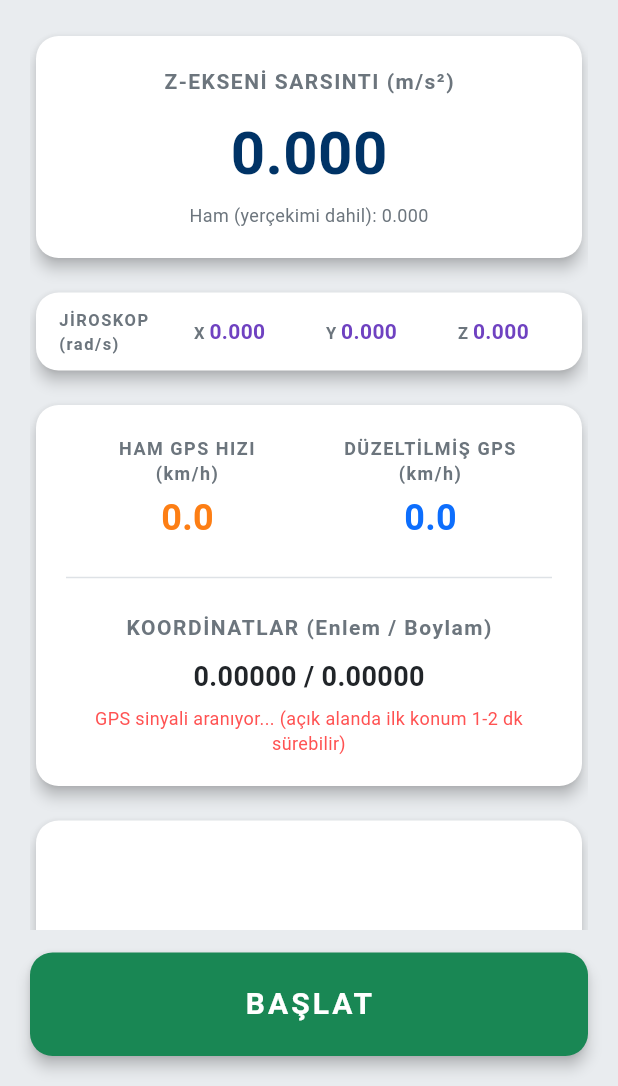
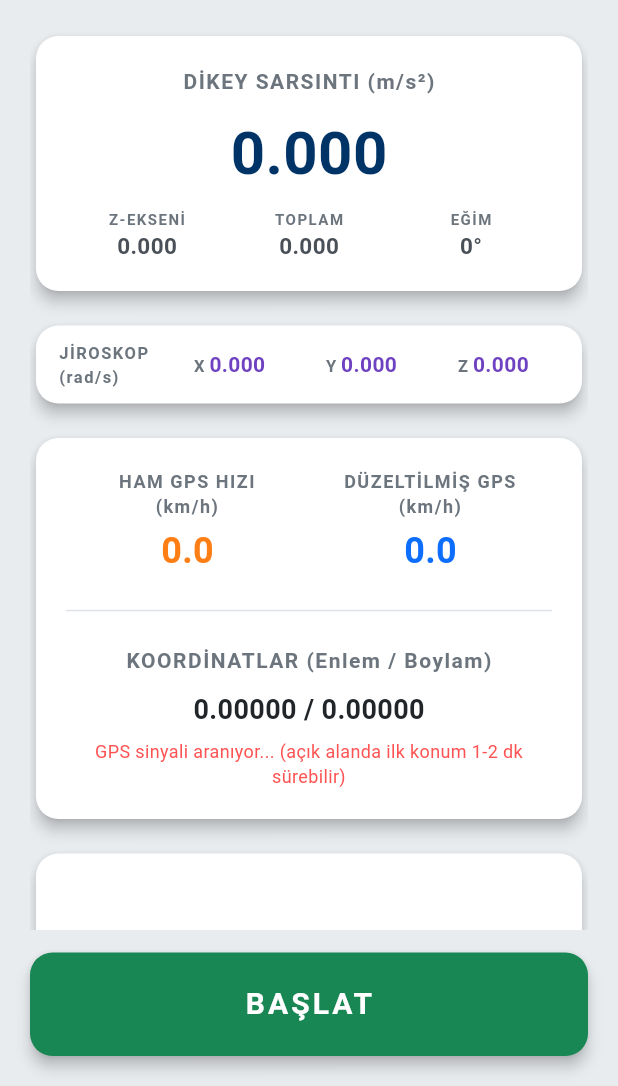
Before and after one commit to UirosRios/kaan-usta, a Flutter app: the screen it shows after launch, on a phone screen of 412 x 824 dp, the part 150-1236 px from its top. Run offline on Flutter 3.47's test engine with Material 3 defaults, Android fonts, the phone set to English and light mode, and no system bars; our stand-ins replace flutter_map, geolocator, latlong2, sensors_plus, share_plus, wakelock_plus; network calls fail.

Commit message:
Telefon açısından bağımsız dikey sarsıntı
İvmenin üç ekseni 0,4 Hz yüksek geçiren filtreden geçirilir; ham ivme −
titreşim yerçekimi yönünü verir ve dikey sarsıntı titreşimin bu yöne
izdüşümü olarak hesaplanır. Böylece telefonun yatay takılması gerekmez.
Ana ekranda büyük sayı dikey sarsıntı; altında küçük olarak Z-ekseni,
toplam sarsıntı ve eğim gösterilir. CSV'ye Dikey_Net, Dikey_RMS,
Dikey_Min, Dikey_Max, Toplam_RMS ve Egim_derece eklendi; Z sütunları
korunur, Z_Ornek_Sayisi Ivme_Ornek_Sayisi oldu.

Co-Authored-By: Claude Opus 5.5 <noreply@anthropic.com>
Claude-Session: https://claude.ai/code/session_01FvWZMbA4BccxjfAmfRcXCL

```diff
--- a/lib/about_page.dart
+++ b/lib/about_page.dart
@@ -37,11 +37,14 @@ class AboutPage extends StatelessWidget {
           const _InfoCard(
             title: '1. İvmeölçer (sarsıntı)',
             lines: [
-              'Ölçtüğü: Ekrana dik (Z) eksendeki ivme, m/s². Ham değere yerçekimi dahildir; telefon düz dururken ≈ 9,81.',
-              'Yerçekimi giderme: ham Z, 0,4 Hz kesim frekanslı birinci dereceden yüksek geçiren filtreden (bilineer dönüşüm) geçirilir (0,4 Hz = ISO 2631-1 alt bant sınırı). Sonuç (Z_Net) hareketsizken ≈ 0 olur. Filtre ilk ~2 saniyede oturur.',
-              'Örnekleme: ~50 Hz istenir (gerçek sayı CSV\'de Z_Ornek_Sayisi).',
-              'Ekranda: Z-EKSENİ SARSINTI (büyük sayı Z_Net, altında ham değer)',
-              'CSV: Z_Net, Z_Ham, Z_Ham_Ort, Z_Net_RMS, Z_Net_Min, Z_Net_Max, Z_Ornek_Sayisi',
+              'Ölçtüğü: Üç eksendeki ivme (X, Y, Z), m/s². Ham değere yerçekimi dahildir; telefon düz dururken Z ≈ 9,81.',
+              'Yerçekimi giderme: her eksen 0,4 Hz kesim frekanslı birinci dereceden yüksek geçiren filtreden (bilineer dönüşüm) geçirilir (0,4 Hz = ISO 2631-1 alt bant sınırı). Filtre çıkışı titreşimdir; ham ivme − titreşim = yerçekimi, yani telefonun o anki "aşağı" yönü. Filtre ilk ~2 saniyede oturur.',
+              'DİKEY SARSINTI: titreşimin gerçek düşey yöndeki bileşeni. Telefon hangi açıda takılırsa takılsın aynı sarsıntı aynı değeri verir.',
+              'TOPLAM: üç eksendeki titreşimin büyüklüğü (dikey + yatay), yönden bağımsız.',
+              'Z-EKSENİ: yalnızca telefonun kendi Z ekseni (ekrana dik). Telefon yatay değilse düşey sarsıntının bir kısmını ölçer.',
+              'EĞİM: telefonun yataydan eğimi (ekran yukarı ve yatayken 0°).',
+              'Örnekleme: ~50 Hz istenir (gerçek sayı CSV\'de Ivme_Ornek_Sayisi).',
+              'CSV: Dikey_Net, Dikey_RMS, Dikey_Min, Dikey_Max, Toplam_RMS, Egim_derece, Z_Net, Z_Ham, Z_Ham_Ort, Z_Net_RMS, Z_Net_Min, Z_Net_Max, Ivme_Ornek_Sayisi',
             ],
           ),
           const _InfoCard(
@@ -91,8 +94,9 @@ class AboutPage extends StatelessWidget {
             lines: [
               'Her 0,5 saniyede bir CSV satırı yazılır (saniyede 2 satır).',
               'İvmeölçer ve jiroskop için o 0,5 sn içindeki tüm örneklerin istatistiği alınır.',
-              'Z_Net_RMS: yerçekimi çıkarılmış Z\'nin pencere içindeki RMS\'i = sarsıntı şiddeti.',
-              'Z_Ham_Ort: ham Z ortalaması ≈ yerçekiminin Z bileşeni; telefon eğildikçe 9,81\'den küçülür.',
+              'Dikey_RMS: dikey sarsıntının pencere içindeki RMS\'i = ana sarsıntı şiddeti ölçüsü.',
+              'Toplam_RMS: üç eksen titreşiminin RMS\'i. Egim_derece: pencere içindeki ortalama eğim.',
+              'Z_Net_RMS: yalnızca telefonun Z ekseni için aynı ölçü (telefon yatayken Dikey_RMS ile aynıdır).',
               'Doğruluğu 50 m\'den kötü GPS konumları atılır.',
             ],
           ),
@@ -108,7 +112,8 @@ class AboutPage extends StatelessWidget {
           const _InfoCard(
             title: 'Montaj',
             lines: [
-              'Telefon gidona sabit bir tutucuyla, ekranı yukarı bakacak şekilde yatay takılmalıdır.',
+              'Telefon araca sıkıca sabitlenmelidir; açısı önemli değildir (dikey sarsıntı açıdan bağımsız hesaplanır). Gevşek tutucu veya cep/çanta ölçümü bozar.',
+              'Montaj açısı her kayıtta Egim_derece sütununa yazılır.',
               'Kayıt boyunca uygulama açık ve ön planda kalmalıdır (ekran otomatik kapanmaz).',
             ],
           ),
--- a/lib/main.dart
+++ b/lib/main.dart
@@ -38,7 +38,10 @@ class SensorDashboard extends StatefulWidget {
 class _SensorDashboardState extends State<SensorDashboard> with WidgetsBindingObserver {
   // Sensör ve Veri Değişkenleri
   double zAxis = 0.0; // Ham Z ivmesi (yerçekimi dahil)
-  double zNet = 0.0; // Yerçekimi çıkarılmış Z ivmesi = sarsıntı
+  double zNet = 0.0; // Yerçekimi çıkarılmış Z ivmesi (telefonun kendi ekseni)
+  double verticalNet = 0.0; // Dikey sarsıntı: titreşimin gerçek düşey (yerçekimi) yönündeki bileşeni
+  double totalNet = 0.0; // Toplam sarsıntı: üç eksendeki titreşimin büyüklüğü (yönden bağımsız)
+  double tiltDeg = 0.0; // Telefonun yataydan eğimi (derece); ekran yukarı ve yatayken 0
   double gyroX = 0.0, gyroY = 0.0, gyroZ = 0.0; // Jiroskop açısal hızı (rad/s)
   bool gyroAvailable = true;
   double currentLat = 0.0;
@@ -65,13 +68,17 @@ class _SensorDashboardState extends State<SensorDashboard> with WidgetsBindingOb
   // 2 Hz kayıtta tek anlık değer alınmasından doğan örtüşme (aliasing) olmasın.
   final List<double> _zWindow = [];
   final List<double> _zNetWindow = [];
+  final List<double> _verticalWindow = [];
+  final List<double> _totalWindow = [];
+  final List<double> _tiltWindow = [];
 
-  // YERÇEKİMİ GİDERME: ham Z, 0,4 Hz kesim frekanslı birinci dereceden yüksek geçiren filtreden geçirilir
-  // (bilineer / Tustin dönüşümü). Yerçekimi ve telefonun yavaş eğilmesi gibi sabit/yavaş bileşenler atılır,
-  // titreşim kalır. 0,4 Hz, ISO 2631-1 titreşim değerlendirmesinin alt bant sınırıdır.
+  // YERÇEKİMİ GİDERME: ivmenin üç ekseni de 0,4 Hz kesim frekanslı birinci dereceden yüksek geçiren filtreden
+  // geçirilir (bilineer / Tustin dönüşümü). Filtre çıkışı titreşimdir; ham ivme − titreşim = yerçekimi vektörü,
+  // yani telefonun o anki "aşağı" yönü. 0,4 Hz, ISO 2631-1 titreşim değerlendirmesinin alt bant sınırıdır.
   static const double gravityCutoffHz = 0.4;
   static const double _gravityTau = 1 / (2 * pi * gravityCutoffHz);
-  double? _prevZ;
+  List<double>? _prevAcc; // önceki ham ivme [x, y, z]
+  final List<double> _dynAcc = [0.0, 0.0, 0.0]; // titreşim bileşeni [x, y, z]
   DateTime? _lastAccelTime;
   // Aynı pencere içindeki jiroskop örnekleri [x, y, z]
   final List<List<double>> _gyroWindow = [];
@@ -85,7 +92,8 @@ class _SensorDashboardState extends State<SensorDashboard> with WidgetsBindingOb
 
   // Kayıt dosyası: satırlar 5 saniyede bir dosyaya eklenir (uygulama kapanırsa en fazla son 5 sn kaybolur)
   static const String _csvHeader = "Tarih_Saat,Enlem,Boylam,Ham_Hiz_kmh,Duzeltilmis_GPS_Hiz_kmh,"
-      "Z_Net,Z_Ham,Z_Ham_Ort,Z_Net_RMS,Z_Net_Min,Z_Net_Max,Z_Ornek_Sayisi,"
+      "Dikey_Net,Dikey_RMS,Dikey_Min,Dikey_Max,Toplam_RMS,Egim_derece,"
+      "Z_Net,Z_Ham,Z_Ham_Ort,Z_Net_RMS,Z_Net_Min,Z_Net_Max,Ivme_Ornek_Sayisi,"
       "Jiro_X_Ort,Jiro_Y_Ort,Jiro_Z_Ort,Jiro_Max_Bileske,"
       "GPS_Dogruluk_m,GPS_Yasi_s,Duzeltilmis_GPS_Yasi_s";
   File? _csvFile;
@@ -139,23 +147,41 @@ class _SensorDashboardState extends State<SensorDashboard> with WidgetsBindingOb
     // gameInterval = 20 ms (~50 Hz). Varsayılan (normalInterval) 200 ms olup sarsıntı için çok yavaştır.
     accelSubscription = accelerometerEventStream(samplingPeriod: SensorInterval.gameInterval).listen((AccelerometerEvent event) {
       zAxis = event.z;
+      final acc = [event.x, event.y, event.z];
 
-      // Yüksek geçiren filtre: y = k/(k+1)·(z − z_önceki) + (k−1)/(k+1)·y_önceki, k = 2τ/dt
+      // Her eksene yüksek geçiren filtre: y = k/(k+1)·(a − a_önceki) + (k−1)/(k+1)·y_önceki, k = 2τ/dt
       // İlk örnekte veya 1 sn'den uzun boşlukta sıfırlanır.
       final last = _lastAccelTime;
       _lastAccelTime = event.timestamp;
       final double dt = last == null ? 0 : event.timestamp.difference(last).inMicroseconds / 1e6;
-      if (_prevZ == null || dt <= 0 || dt > 1) {
-        zNet = 0.0;
+      if (_prevAcc == null || dt <= 0 || dt > 1) {
+        _dynAcc.fillRange(0, 3, 0.0);
       } else {
         final double k = 2 * _gravityTau / dt;
-        zNet = k / (k + 1) * (event.z - _prevZ!) + (k - 1) / (k + 1) * zNet;
+        for (int i = 0; i < 3; i++) {
+          _dynAcc[i] = k / (k + 1) * (acc[i] - _prevAcc![i]) + (k - 1) / (k + 1) * _dynAcc[i];
+        }
       }
-      _prevZ = event.z;
+      _prevAcc = acc;
+
+      // Yerçekimi vektörü = ham ivme − titreşim. Telefon hangi açıda durursa dursun gerçek düşeyi gösterir.
+      final double gx = acc[0] - _dynAcc[0], gy = acc[1] - _dynAcc[1], gz = acc[2] - _dynAcc[2];
+      final double gNorm = sqrt(gx * gx + gy * gy + gz * gz);
+      // Dikey sarsıntı: titreşimin yerçekimi yönüne izdüşümü (yukarı +)
+      verticalNet = gNorm > 0 ? (_dynAcc[0] * gx + _dynAcc[1] * gy + _dynAcc[2] * gz) / gNorm : 0.0;
+      // Toplam sarsıntı: titreşim vektörünün büyüklüğü
+      totalNet = sqrt(_dynAcc[0] * _dynAcc[0] + _dynAcc[1] * _dynAcc[1] + _dynAcc[2] * _dynAcc[2]);
+      // Eğim: telefonun Z ekseni (ekrana dik) ile gerçek düşey arasındaki açı
+      tiltDeg = gNorm > 0 ? acos((gz / gNorm).clamp(-1.0, 1.0)) * 180 / pi : 0.0;
+      // Z sarsıntısı (telefonun kendi ekseni): Z ekseninin titreşim bileşeni
+      zNet = _dynAcc[2];
 
       if (isRecording) {
         _zWindow.add(event.z);
         _zNetWindow.add(zNet);
+        _verticalWindow.add(verticalNet);
+        _totalWindow.add(totalNet);
+        _tiltWindow.add(tiltDeg);
       }
     });
 
@@ -332,6 +358,9 @@ class _SensorDashboardState extends State<SensorDashboard> with WidgetsBindingOb
 
     _zWindow.clear();
     _zNetWindow.clear();
+    _verticalWindow.clear();
+    _totalWindow.clear();
+    _tiltWindow.clear();
     _gyroWindow.clear();
 
     // Saniyede 2 kez (500 milisaniye) veri örnekleme
@@ -356,6 +385,23 @@ class _SensorDashboardState extends State<SensorDashboard> with WidgetsBindingOb
         zMax = netSamples.reduce(max);
       }
 
+      // Dikey sarsıntı (telefonun açısından bağımsız), toplam sarsıntı ve ortalama eğim
+      // Dikey_RMS: ana sarsıntı ölçüsü. Toplam_RMS: üç eksenin birlikte RMS'i (dikey + yatay titreşim)
+      final vSamples = List<double>.from(_verticalWindow);
+      final tSamples = List<double>.from(_totalWindow);
+      final tiltSamples = List<double>.from(_tiltWindow);
+      _verticalWindow.clear();
+      _totalWindow.clear();
+      _tiltWindow.clear();
+      double vRms = 0, vMin = 0, vMax = 0, tRms = 0, tiltMean = 0;
+      if (vSamples.isNotEmpty) {
+        vRms = sqrt(vSamples.map((v) => v * v).reduce((a, b) => a + b) / vSamples.length);
+        vMin = vSamples.reduce(min);
+        vMax = vSamples.reduce(max);
+        tRms = sqrt(tSamples.map((v) => v * v).reduce((a, b) => a + b) / tSamples.length);
+        tiltMean = tiltSamples.reduce((a, b) => a + b) / tiltSamples.length;
+      }
+
       // Pencere içindeki jiroskop istatistikleri (rad/s): eksen ortalamaları ve en büyük bileşke açısal hız
       // Jiroskop yoksa sütunlar boş bırakılır
       final gyroSamples = List<List<double>>.from(_gyroWindow);
@@ -377,6 +423,7 @@ class _SensorDashboardState extends State<SensorDashboard> with WidgetsBindingOb
       // O anki sensör verilerini CSV formatında virgülle ayırarak kaydet
       String timestamp = DateTime.now().toString();
       String row = "$timestamp,${currentLat.toStringAsFixed(6)},${currentLon.toStringAsFixed(6)},${currentRawSpeed.toStringAsFixed(2)},${currentFusedSpeed.toStringAsFixed(2)},"
+          "${verticalNet.toStringAsFixed(4)},${vRms.toStringAsFixed(4)},${vMin.toStringAsFixed(4)},${vMax.toStringAsFixed(4)},${tRms.toStringAsFixed(4)},${tiltMean.toStringAsFixed(1)},"
           "${zNet.toStringAsFixed(4)},${zAxis.toStringAsFixed(4)},${zMean.toStringAsFixed(4)},${zRms.toStringAsFixed(4)},${zMin.toStringAsFixed(4)},${zMax.toStringAsFixed(4)},${samples.length},$gyroCols,${currentAccuracy.toStringAsFixed(1)},$gpsAge,$fusedAge";
       _pendingRows.add(row);
       _rowCount++;
@@ -418,7 +465,10 @@ class _SensorDashboardState extends State<SensorDashboard> with WidgetsBindingOb
       'Ölçüm ayarları:',
       '  İstenen sensör örnekleme aralığı: 20 ms (~50 Hz), ivmeölçer ve jiroskop',
       '  Kayıt penceresi: 0,5 s (saniyede 2 satır)',
-      '  Yerçekimi giderme (Z_Net): birinci dereceden yüksek geçiren filtre (bilineer dönüşüm), kesim frekansı $gravityCutoffHz Hz',
+      '  Yerçekimi giderme: ivmenin üç eksenine birinci dereceden yüksek geçiren filtre (bilineer dönüşüm), kesim frekansı $gravityCutoffHz Hz',
+      '  Yerçekimi yönü = ham ivme − filtre çıkışı; Dikey_* = titreşimin bu yöne izdüşümü (telefonun montaj açısından bağımsız)',
+      '  Toplam_RMS = üç eksen titreşim vektörünün RMS büyüklüğü; Egim_derece = telefon Z ekseni ile düşey arasındaki açı',
+      '  Z_* = yalnızca telefonun kendi Z ekseni (telefon yatay değilse düşey sarsıntının bir kısmı)',
       '  Ham GPS: Android GPS_PROVIDER, istenen aralık 500 ms',
       '  Düzeltilmiş GPS: Fused konum servisi, istenen aralık 500 ms',
       '  GPS konum filtresi: doğruluğu 50 m\'den kötü konumlar atılır',
@@ -577,7 +627,7 @@ class _SensorDashboardState extends State<SensorDashboard> with WidgetsBindingOb
                         child: Column(
                           crossAxisAlignment: CrossAxisAlignment.stretch,
                           children: [
-                    // Z-Ekseni Kartı
+                    // Sarsıntı Kartı: büyük sayı dikey sarsıntı, altında küçük Z-ekseni, toplam ve eğim
                     Card(
                       elevation: 4,
                       shape: RoundedRectangleBorder(borderRadius: BorderRadius.circular(15)),
@@ -586,15 +636,31 @@ class _SensorDashboardState extends State<SensorDashboard> with WidgetsBindingOb
                         padding: const EdgeInsets.all(20.0),
                         child: Column(
                           children: [
-                            const Text('Z-EKSENİ SARSINTI (m/s²)', style: TextStyle(fontSize: 14, color: Color(0xFF6C757D), fontWeight: FontWeight.bold, letterSpacing: 1)),
+                            const Text('DİKEY SARSINTI (m/s²)', style: TextStyle(fontSize: 14, color: Color(0xFF6C757D), fontWeight: FontWeight.bold, letterSpacing: 1)),
                             const SizedBox(height: 10),
-                            // Yerçekimi çıkarılmış değer: hareketsizken ≈ 0
+                            // Yerçekimi çıkarılmış, gerçek düşey yöndeki titreşim: hareketsizken ≈ 0, telefonun açısından bağımsız
                             Text(
-                              zNet.toStringAsFixed(3),
+                              verticalNet.toStringAsFixed(3),
                               style: const TextStyle(fontSize: 40, fontWeight: FontWeight.bold, color: Color(0xFF003366))
                             ),
-                            const SizedBox(height: 4),
-                            Text('Ham (yerçekimi dahil): ${zAxis.toStringAsFixed(3)}', style: const TextStyle(fontSize: 12, color: Color(0xFF6C757D))),
+                            const SizedBox(height: 8),
+                            Row(
+                              children: [
+                                for (final (label, value) in [
+                                  ('Z-EKSENİ', zNet.toStringAsFixed(3)),
+                                  ('TOPLAM', totalNet.toStringAsFixed(3)),
+                                  ('EĞİM', '${tiltDeg.toStringAsFixed(0)}°'),
+                                ])
+                                  Expanded(
+                                    child: Column(
+                                      children: [
+                                        Text(label, style: const TextStyle(fontSize: 10, color: Color(0xFF6C757D), fontWeight: FontWeight.bold, letterSpacing: 1)),
+                                        Text(value, style: const TextStyle(fontSize: 15, fontWeight: FontWeight.bold, color: Color(0xFF495057))),
+                                      ],
+                                    ),
+                                  ),
+                              ],
+                            ),
                           ],
                         ),
                       ),
```
Also changed, not shown: 1 other file.
